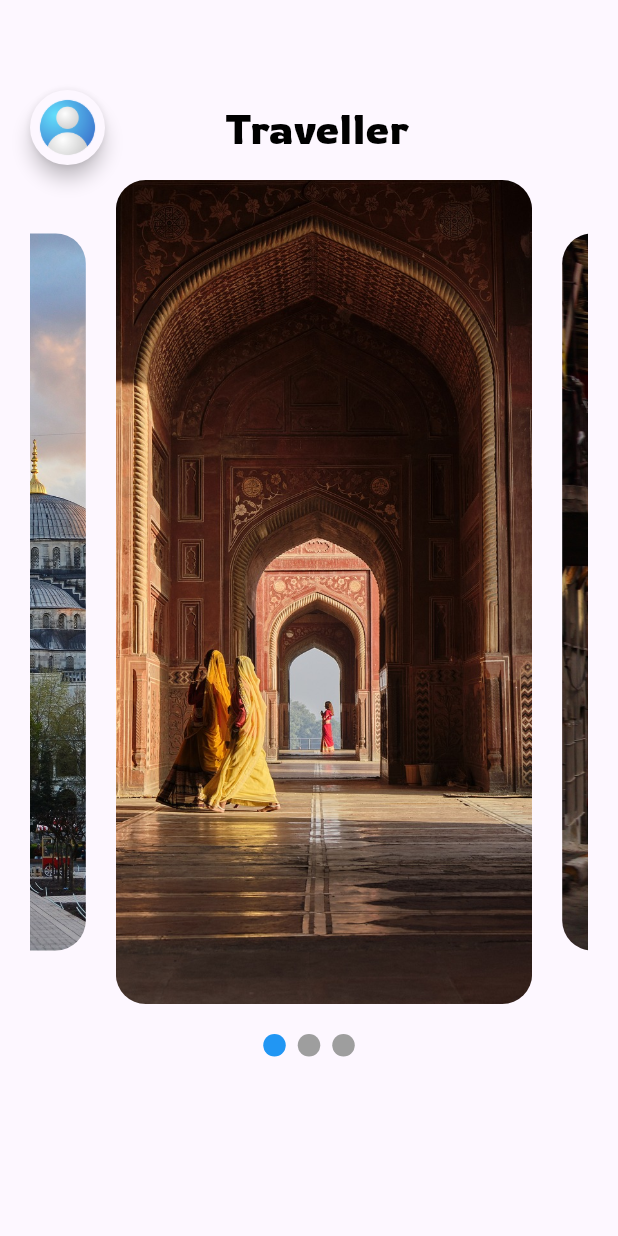
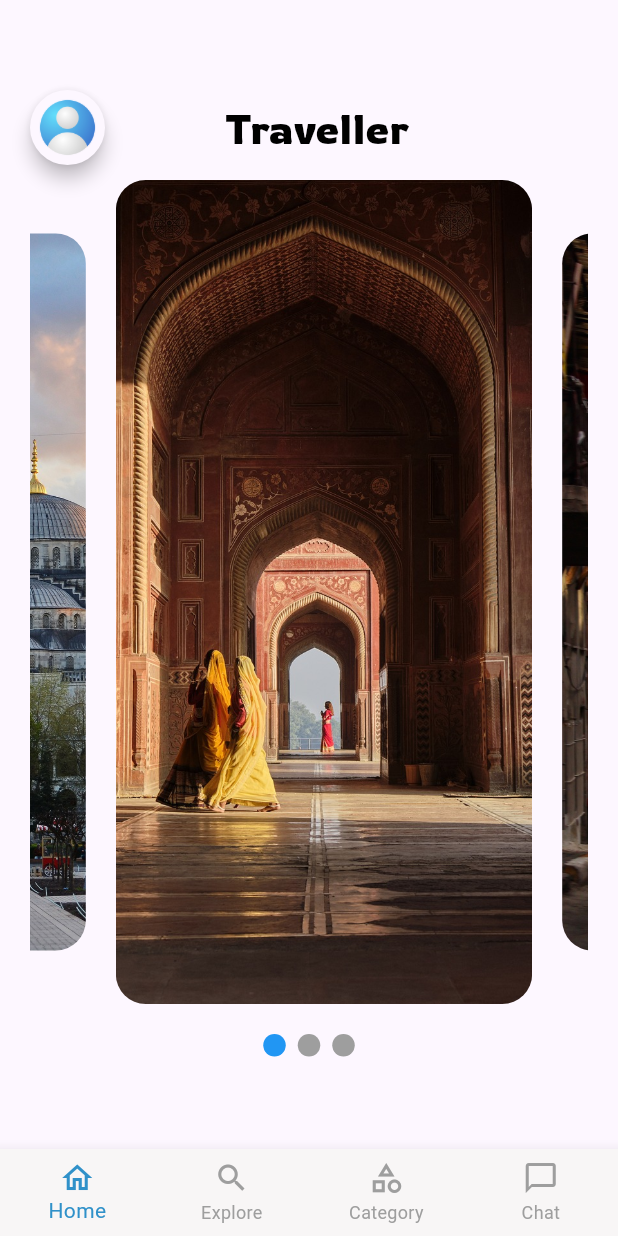
Before and after one commit to HifaOner/oua_TravelGallery_app, a Flutter app: the screen it shows after launch, on a phone screen of 412 x 824 dp. Run offline on Flutter 3.47's test engine with Material 2 defaults, Android fonts, the phone set to English and light mode, and no system bars; drawn by our look-alikes of carousel_slider, smooth_page_indicator.

Commit message:
BottomNavPage

```diff
--- a/lib/main.dart
+++ b/lib/main.dart
@@ -20,6 +20,6 @@ class MyApp extends StatelessWidget {
               seedColor: Color.fromARGB(255, 170, 165, 179)),
           useMaterial3: true,
         ),
-        home: const Home());
+        home: const BottomNav());
   }
 }
--- a/lib/views/bottom_nav.dart
+++ b/lib/views/bottom_nav.dart
@@ -0,0 +1,73 @@
+import 'package:flutter/material.dart';
+import 'package:flutter/src/widgets/container.dart';
+import 'package:flutter/src/widgets/framework.dart';
+import 'package:travel_gallery_app/views/categories.dart';
+import 'package:travel_gallery_app/views/chat.dart';
+import 'package:travel_gallery_app/views/home.dart';
+import 'package:travel_gallery_app/views/explore.dart';
+
+class BottomNav extends StatefulWidget {
+  const BottomNav({super.key});
+
+  @override
+  State<BottomNav> createState() => _BottomNavState();
+}
+
+class _BottomNavState extends State<BottomNav> {
+  int currentTabIndex = 0;
+
+  late List<Widget> pages;
+  late Home home;
+  late Categories categories;
+  late Explore explore;
+  late Chat chat;
+  late Widget currentPage;
+
+  @override
+  void initState() {
+    home = Home();
+    explore = Explore();
+    categories = Categories();
+    chat = Chat();
+    pages = [home, explore, categories, chat];
+    currentPage = Home();
+    super.initState();
+  }
+
+  @override
+  Widget build(BuildContext context) {
+    return Scaffold(
+      bottomNavigationBar: BottomNavigationBar(
+        backgroundColor: Color.fromARGB(255, 248, 246, 246),
+        onTap: (int index) {
+          setState(() {
+            currentTabIndex = index;
+          });
+        },
+        items: <BottomNavigationBarItem>[
+          BottomNavigationBarItem(
+            icon: Icon(Icons.home_outlined),
+            label: 'Home',
+          ),
+          BottomNavigationBarItem(
+            icon: Icon(Icons.search_outlined),
+            label: 'Explore',
+          ),
+          BottomNavigationBarItem(
+            icon: Icon(Icons.category_outlined),
+            label: 'Category',
+          ),
+          BottomNavigationBarItem(
+            icon: Icon(Icons.chat_bubble_outline),
+            label: 'Chat',
+          ),
+        ],
+        currentIndex: currentTabIndex,
+        type: BottomNavigationBarType.fixed, // use this when you have more than 3 items
+        selectedItemColor: Color.fromARGB(255, 48, 145, 201), // Seçili öğe rengi burada belirlenir
+        unselectedItemColor: Colors.grey, // Seçili olmayan öğelerin rengi burada belirlenir
+      ),
+      body: pages[currentTabIndex],
+    );
+  }
+}
--- a/lib/views/explore.dart
+++ b/lib/views/explore.dart
@@ -0,0 +1,16 @@
+import 'package:flutter/src/widgets/container.dart';
+import 'package:flutter/src/widgets/framework.dart';
+
+class Explore extends StatefulWidget {
+  const Explore({super.key});
+
+  @override
+  State<Explore> createState() => _ExploreState();
+}
+
+class _ExploreState extends State<Explore> {
+  @override
+  Widget build(BuildContext context) {
+    return Container();
+  }
+}
```
Also changed, not shown: lib/views/categories.dart (+273 -0 lines).
